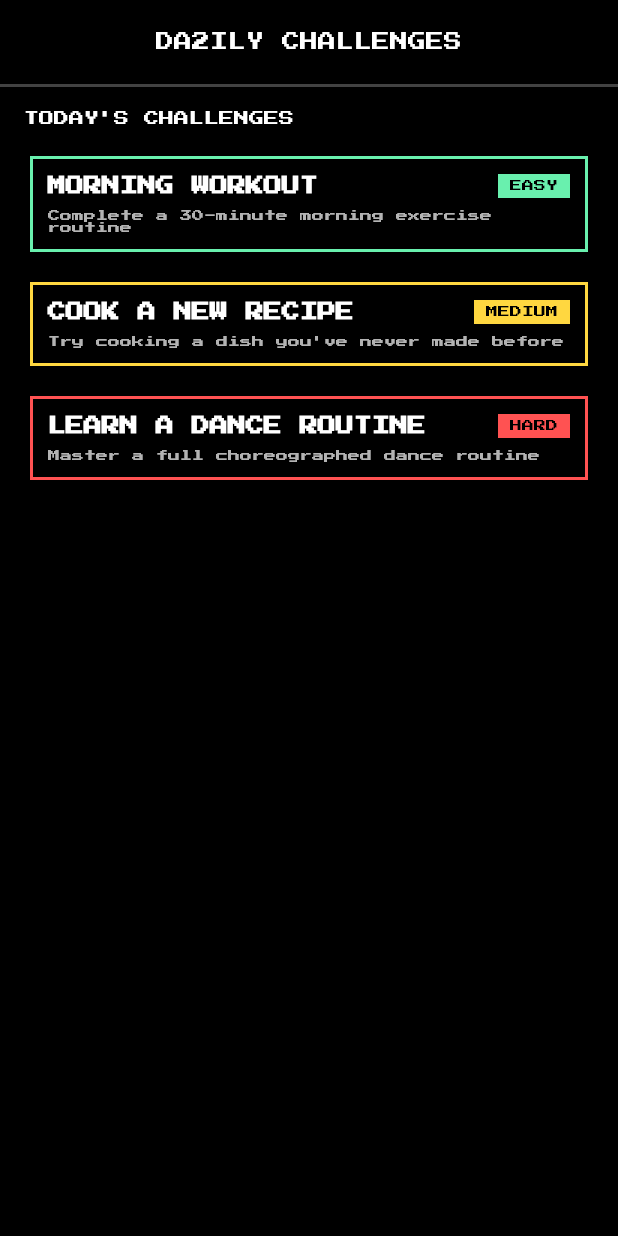
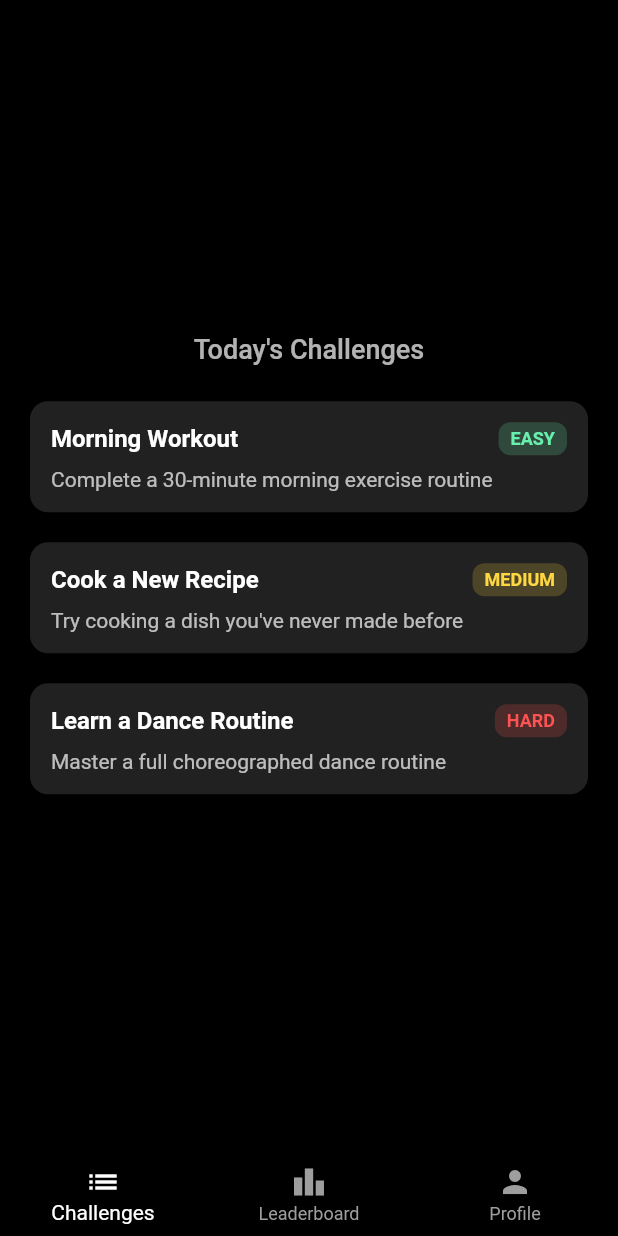
Before and after one commit to team-erin-devs/plotdv2_app, a Flutter app: the screen it shows after launch, on a phone screen of 412 x 824 dp. Run offline on Flutter 3.47's test engine with Material 3 defaults, Android fonts, the phone set to English and light mode, and no system bars; our stand-ins replace google_fonts, image_picker.

Commit message:
Added navigation bar, simplfiied main.dart to display navbar pages, edited ui to be simpler

```diff
--- a/lib/main.dart
+++ b/lib/main.dart
@@ -1,7 +1,6 @@
 import 'package:flutter/material.dart';
 import 'package:google_fonts/google_fonts.dart';
-import 'models/task.dart';
-import 'widgets/task_card.dart';
+import 'package:team_erin_app/screens/challenges_screen.dart';
 
 void main() {
   runApp(const MyApp());
@@ -12,8 +11,6 @@ class MyApp extends StatelessWidget {
 
   @override
   Widget build(BuildContext context) {
-    final pixelFont = GoogleFonts.pressStart2p();
-
     return MaterialApp(
       title: 'Challenge App',
       theme: ThemeData(
@@ -27,84 +24,53 @@ class MyApp extends StatelessWidget {
           secondary: Colors.grey,
         ),
         textTheme: TextTheme(
-          headlineLarge: pixelFont.copyWith(fontSize: 16, color: Colors.white),
-          bodyMedium: pixelFont.copyWith(fontSize: 10, color: Colors.white70),
+          headlineLarge: TextStyle(fontSize: 16, color: Colors.white),
+          bodyMedium: TextStyle(fontSize: 14, color: Colors.white70),
         ),
         useMaterial3: false, // retro vibe
       ),
-      home: const HomePage(),
+      home: const MainNavigation(),
     );
   }
 }
 
-class HomePage extends StatelessWidget {
-  const HomePage({super.key});
+// Main Navigation with Bottom Nav Bar
+class MainNavigation extends StatefulWidget {
+  const MainNavigation({super.key});
+
+  @override
+  State<MainNavigation> createState() => _MainNavigationState();
+}
+
+class _MainNavigationState extends State<MainNavigation> {
+  int _selectedIndex = 0;
+
+  final List<Widget> _pages = [const ChallengesScreen()];
+
+  void _onItemTapped(int index) {
+    setState(() {
+      _selectedIndex = index;
+    });
+  }
 
   @override
   Widget build(BuildContext context) {
-    final pixelFont = GoogleFonts.pressStart2p(
-      textStyle: const TextStyle(color: Colors.white),
-    );
-
-    final List<Task> challenges = [
-      Task(
-        id: '1',
-        title: 'Morning Workout',
-        description: 'Complete a 30-minute morning exercise routine',
-        difficulty: TaskDifficulty.easy,
-      ),
-      Task(
-        id: '2',
-        title: 'Cook a New Recipe',
-        description: 'Try cooking a dish you\'ve never made before',
-        difficulty: TaskDifficulty.medium,
-      ),
-      Task(
-        id: '3',
-        title: 'Learn a Dance Routine',
-        description: 'Master a full choreographed dance routine',
-        difficulty: TaskDifficulty.hard,
-      ),
-    ];
-
     return Scaffold(
-      appBar: AppBar(
-        title: Text(
-          'DA2ILY CHALLENGES',
-          style: pixelFont.copyWith(fontSize: 12),
-        ),
+      body: _pages[_selectedIndex],
+      bottomNavigationBar: BottomNavigationBar(
         backgroundColor: Colors.black,
-        foregroundColor: Colors.white,
-        centerTitle: true,
-        elevation: 0,
-        bottom: PreferredSize(
-          preferredSize: const Size.fromHeight(2),
-          child: Container(color: Colors.grey[800], height: 2),
-        ),
-      ),
-      body: Padding(
-        padding: const EdgeInsets.all(16.0),
-        child: Column(
-          crossAxisAlignment: CrossAxisAlignment.start,
-          children: [
-            Text(
-              'TODAY\'S CHALLENGES',
-              style: pixelFont.copyWith(fontSize: 10, color: Colors.white),
-            ),
-            const SizedBox(height: 16),
-            Expanded(
-              child: ListView.builder(
-                itemCount: challenges.length,
-                itemBuilder: (context, index) {
-                  return Padding(
-                    padding: const EdgeInsets.only(bottom: 12.0),
-                    child: TaskCard(task: challenges[index]),
-                  );
-                },
-              ),
-            ),
-          ],
-        ),
+        selectedItemColor: Colors.white,
+        unselectedItemColor: Colors.grey,
+        currentIndex: _selectedIndex,
+        onTap: _onItemTapped,
+        items: const [
+          BottomNavigationBarItem(icon: Icon(Icons.list), label: 'Challenges'),
+          BottomNavigationBarItem(
+            icon: Icon(Icons.leaderboard),
+            label: 'Leaderboard',
+          ),
+          BottomNavigationBarItem(icon: Icon(Icons.person), label: 'Profile'),
+        ],
       ),
     );
   }
--- /dev/null
+++ b/lib/screens/challenges_screen.dart
@@ -0,0 +1,61 @@
+import 'package:flutter/material.dart';
+import 'package:team_erin_app/widgets/task_card.dart';
+import '../models/task.dart';
+
+class ChallengesScreen extends StatelessWidget {
+  const ChallengesScreen({super.key});
+
+  @override
+  Widget build(BuildContext context) {
+    final List<Task> challenges = [
+      Task(
+        id: '1',
+        title: 'Morning Workout',
+        description: 'Complete a 30-minute morning exercise routine',
+        difficulty: TaskDifficulty.easy,
+      ),
+      Task(
+        id: '2',
+        title: 'Cook a New Recipe',
+        description: 'Try cooking a dish you\'ve never made before',
+        difficulty: TaskDifficulty.medium,
+      ),
+      Task(
+        id: '3',
+        title: 'Learn a Dance Routine',
+        description: 'Master a full choreographed dance routine',
+        difficulty: TaskDifficulty.hard,
+      ),
+    ];
+
+    return Scaffold(
+      backgroundColor: Colors.black, // Minimal dark background
+      body: SafeArea(
+        child: Center(
+          child: Padding(
+            padding: const EdgeInsets.symmetric(horizontal: 16.0),
+            child: Column(
+              mainAxisSize: MainAxisSize.min,
+              children: [
+                const Text(
+                  "Today's Challenges",
+                  style: TextStyle(
+                    color: Colors.white70,
+                    fontSize: 18,
+                    fontWeight: FontWeight.w500,
+                  ),
+                ),
+                const SizedBox(height: 20),
+                // Tasks
+                for (var task in challenges) ...[
+                  TaskCard(task: task),
+                  const SizedBox(height: 12),
+                ],
+              ],
+            ),
+          ),
+        ),
+      ),
+    );
+  }
+}
--- a/lib/widgets/task_card.dart
+++ b/lib/widgets/task_card.dart
@@ -1,5 +1,4 @@
 import 'package:flutter/material.dart';
-import 'package:google_fonts/google_fonts.dart';
 import '../models/task.dart';
 import '../screens/task_detail_screen.dart';
 
@@ -32,17 +31,10 @@ class TaskCard extends StatelessWidget {
 
   @override
   Widget build(BuildContext context) {
-    final pixelFont = GoogleFonts.pressStart2p(
-      textStyle: const TextStyle(fontSize: 10, color: Colors.white),
-    );
-
     return Card(
-      color: Colors.black,
-      elevation: 0,
-      shape: RoundedRectangleBorder(
-        borderRadius: BorderRadius.zero, // pixel vibe
-        side: BorderSide(color: _getDifficultyColor(), width: 2),
-      ),
+      color: Colors.grey[900], // dark minimalist background
+      elevation: 2,
+      shape: RoundedRectangleBorder(borderRadius: BorderRadius.circular(12)),
       child: InkWell(
         onTap: () {
           Navigator.push(
@@ -53,20 +45,21 @@ class TaskCard extends StatelessWidget {
           );
         },
         child: Padding(
-          padding: const EdgeInsets.all(12.0),
+          padding: const EdgeInsets.all(14.0),
           child: Column(
             crossAxisAlignment: CrossAxisAlignment.start,
             children: [
-              // Title + Difficulty Badge
+              // Title + Difficulty Label
               Row(
                 mainAxisAlignment: MainAxisAlignment.spaceBetween,
                 children: [
                   Expanded(
                     child: Text(
-                      task.title.toUpperCase(),
-                      style: pixelFont.copyWith(
-                        fontSize: 12,
+                      task.title,
+                      style: const TextStyle(
+                        fontSize: 16,
                         fontWeight: FontWeight.bold,
+                        color: Colors.white,
                       ),
                     ),
                   ),
@@ -76,14 +69,15 @@ class TaskCard extends StatelessWidget {
                       vertical: 4,
                     ),
                     decoration: BoxDecoration(
-                      color: _getDifficultyColor(),
-                      borderRadius: BorderRadius.zero,
+                      color: _getDifficultyColor().withOpacity(0.2),
+                      borderRadius: BorderRadius.circular(8),
                     ),
                     child: Text(
                       _getDifficultyLabel(),
-                      style: pixelFont.copyWith(
-                        fontSize: 8,
-                        color: Colors.black,
+                      style: TextStyle(
+                        fontSize: 12,
+                        color: _getDifficultyColor(),
+                        fontWeight: FontWeight.w600,
                       ),
                     ),
                   ),
@@ -92,7 +86,7 @@ class TaskCard extends StatelessWidget {
               const SizedBox(height: 8),
               Text(
                 task.description,
-                style: pixelFont.copyWith(fontSize: 8, color: Colors.white70),
+                style: const TextStyle(fontSize: 14, color: Colors.white70),
               ),
             ],
           ),
```
Also changed, not shown: lib/screens/task_detail_screen.dart (+29 -28 lines).
